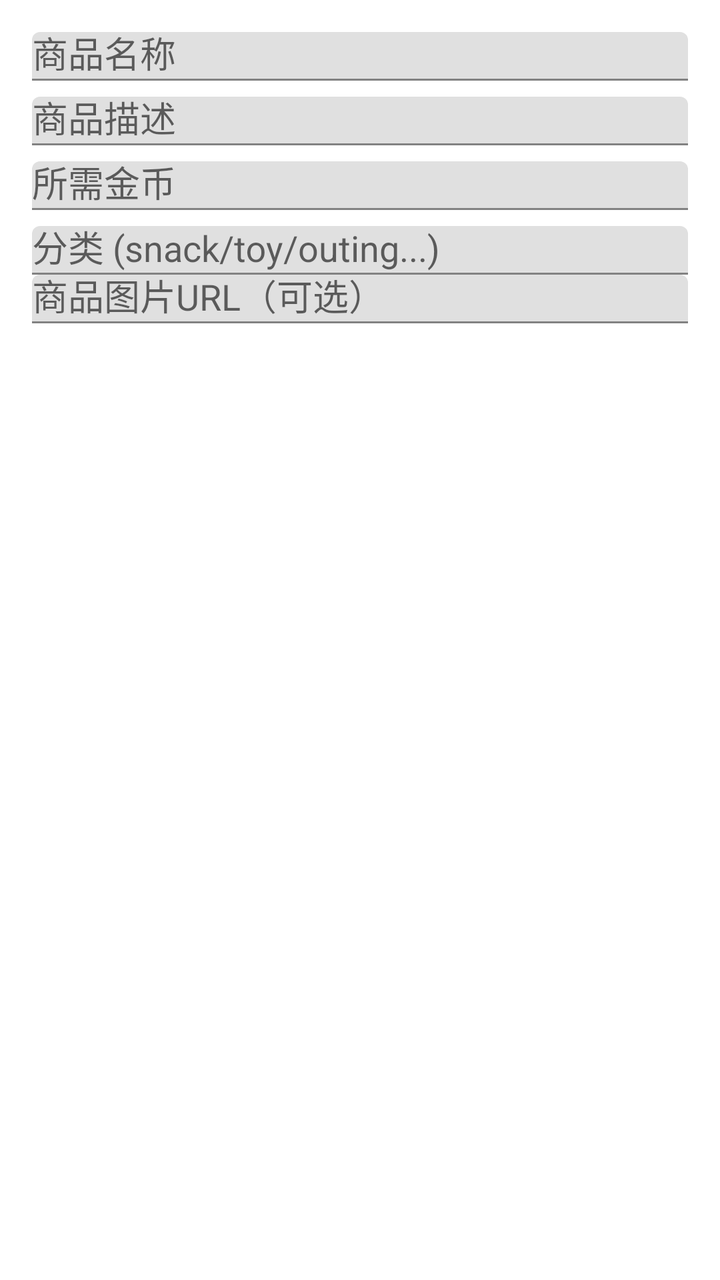
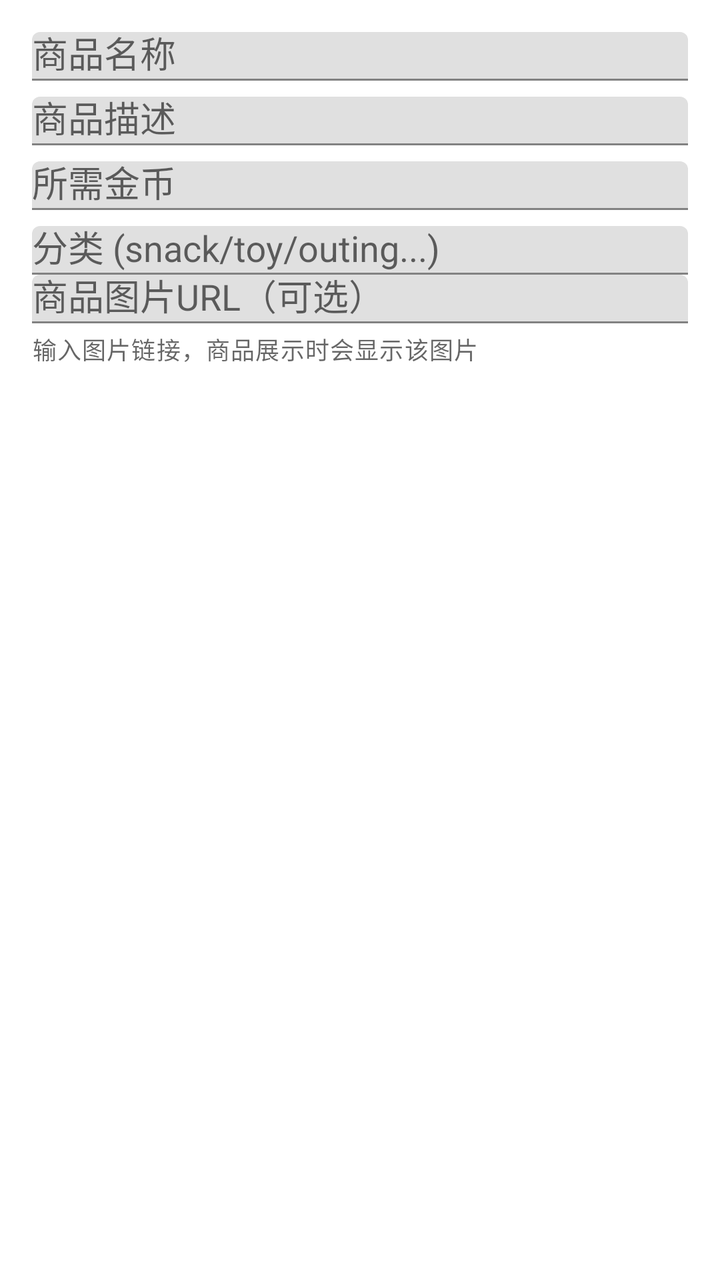

Two renders of the same Android screen: before a commit and after it. Below are the layout's source before the change and the commit's diff.
<!-- AndroidManifest.xml: application theme Theme.HabitTracker -->
<!-- res/layout/dialog_add_shop_item.xml -->
<?xml version="1.0" encoding="utf-8"?>
<LinearLayout xmlns:android="http://schemas.android.com/apk/res/android"
    android:layout_width="match_parent"
    android:layout_height="wrap_content"
    android:orientation="vertical"
    android:padding="16dp">

    <com.google.android.material.textfield.TextInputLayout
        android:layout_width="match_parent"
        android:layout_height="wrap_content"
        android:hint="商品名称"
        android:layout_marginBottom="8dp">

        <android.widget.EditText
            android:id="@+id/et_item_name"
            android:layout_width="match_parent"
            android:layout_height="wrap_content" />

    </com.google.android.material.textfield.TextInputLayout>

    <com.google.android.material.textfield.TextInputLayout
        android:layout_width="match_parent"
        android:layout_height="wrap_content"
        android:hint="商品描述"
        android:layout_marginBottom="8dp">

        <android.widget.EditText
            android:id="@+id/et_item_desc"
            android:layout_width="match_parent"
            android:layout_height="wrap_content"
            android:inputType="textMultiLine" />

    </com.google.android.material.textfield.TextInputLayout>

    <com.google.android.material.textfield.TextInputLayout
        android:layout_width="match_parent"
        android:layout_height="wrap_content"
        android:hint="所需金币"
        android:layout_marginBottom="8dp">

        <android.widget.EditText
            android:id="@+id/et_item_price"
            android:layout_width="match_parent"
            android:layout_height="wrap_content"
            android:inputType="number" />

    </com.google.android.material.textfield.TextInputLayout>

    <com.google.android.material.textfield.TextInputLayout
        android:layout_width="match_parent"
        android:layout_height="wrap_content"
        android:hint="分类 (snack/toy/outing...)">

        <android.widget.EditText
            android:id="@+id/et_item_category"
            android:layout_width="match_parent"
            android:layout_height="wrap_content" />

    </com.google.android.material.textfield.TextInputLayout>

    
    <com.google.android.material.textfield.TextInputLayout
        android:layout_width="match_parent"
        android:layout_height="wrap_content"
        android:hint="商品图片URL（可选）"
        android:helperText="输入图片链接，商品展示时会显示该图片">

        <android.widget.EditText
            android:id="@+id/et_item_image_url"
            android:layout_width="match_parent"
            android:layout_height="wrap_content"
            android:inputType="textUri" />

    </com.google.android.material.textfield.TextInputLayout>

</LinearLayout>
<!-- resources referenced by this layout -->
<resources>
  <style name="Theme.HabitTracker" parent="Theme.MaterialComponents.Light.NoActionBar">
          <item name="colorPrimary">@color/child_pink</item>
          <item name="colorPrimaryVariant">@color/child_pink_light</item>
          <item name="colorOnPrimary">@color/white</item>
          <item name="colorSecondary">@color/child_green</item>
          <item name="android:statusBarColor">@color/child_pink_light</item>
      </style>
  <color name="child_pink">#FF6B9D</color>
  <color name="child_pink_light">#FFF0F5</color>
  <color name="white">#FFFFFF</color>
  <color name="child_green">#4CAF50</color>
</resources>

<!-- the commit's change to res/layout/dialog_add_shop_item.xml (unified diff, before → after) -->
@@ -1,5 +1,6 @@
 <?xml version="1.0" encoding="utf-8"?>
 <LinearLayout xmlns:android="http://schemas.android.com/apk/res/android"
+    xmlns:app="http://schemas.android.com/apk/res-auto"
     android:layout_width="match_parent"
     android:layout_height="wrap_content"
     android:orientation="vertical"
@@ -63,7 +64,7 @@
         android:layout_width="match_parent"
         android:layout_height="wrap_content"
         android:hint="商品图片URL（可选）"
-        android:helperText="输入图片链接，商品展示时会显示该图片">
+        app:helperText="输入图片链接，商品展示时会显示该图片">
 
         <android.widget.EditText
             android:id="@+id/et_item_image_url"
